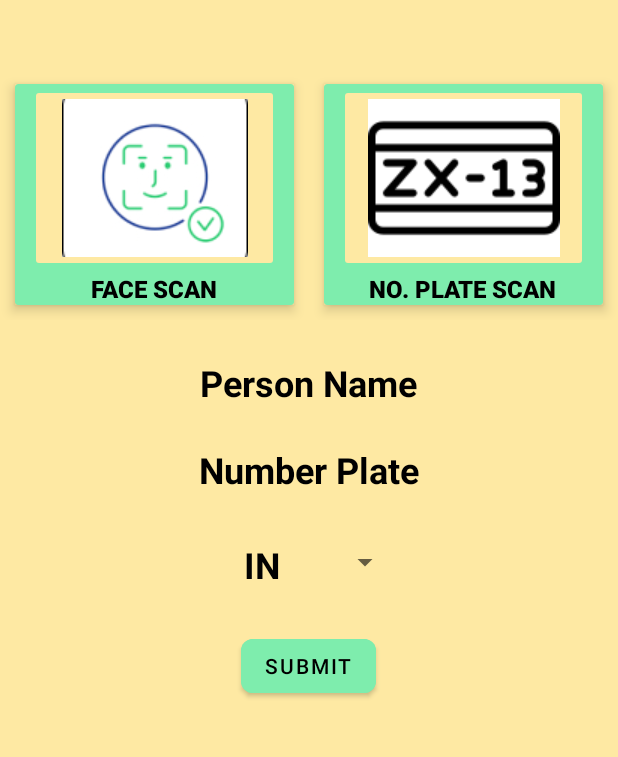
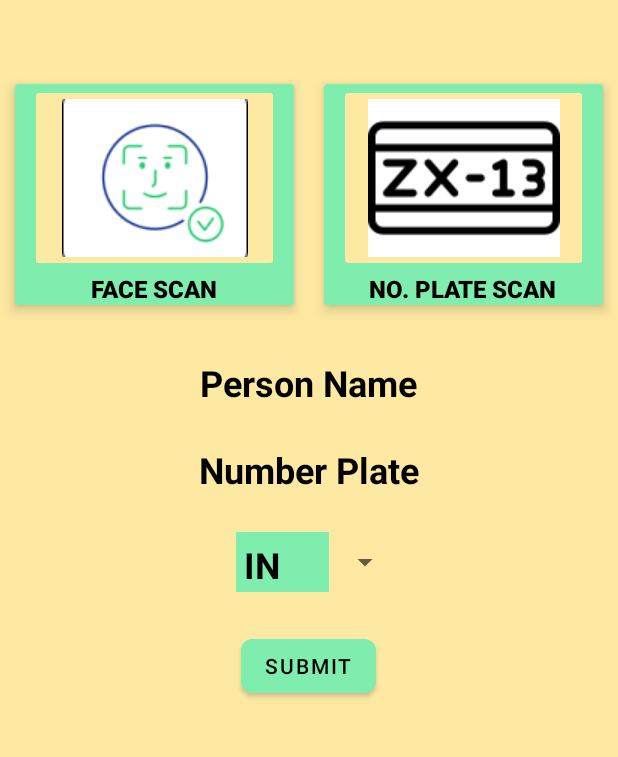
Before and after one commit to maheshgodase123/B.E-PROJECT--SmartEye, an Android app: the activity_scanning screen opened directly, with no data from a screen before it, on a phone screen of 412 x 824 dp, the part 316-1073 px from its top. Run offline under Robolectric (Android 15) with nearby library versions, the phone set to English and light mode, and no system bars; our stand-ins replace Firebase (no records; nobody signed in at launch, a user with empty details on screens opened directly).

Commit message:
Fixed the spinner background Issue

```diff
--- a/app/src/main/java/com/example/imageclassifier/activity_scanning.java
+++ b/app/src/main/java/com/example/imageclassifier/activity_scanning.java
@@ -56,7 +56,6 @@ public class activity_scanning extends AppCompatActivity {
         scanimage = findViewById(R.id.imageButton8);
         scanNoPlate = findViewById(R.id.imageButton);
         saveToDataBase = findViewById(R.id.saveToDatabase);
-
 
 //        you’ll have to create an ArrayAdapter.
 //        The ArrayAdapter will be responsible for rendering every item in the languages string array to the screen when the Java dropdown menu is accessed.
--- a/app/src/main/res/layout/spinner_item.xml
+++ b/app/src/main/res/layout/spinner_item.xml
@@ -1,10 +1,12 @@
 <?xml version="1.0" encoding="utf-8"?>
 <TextView
     xmlns:android="http://schemas.android.com/apk/res/android"
-    android:layout_width="wrap_content"
-    android:layout_height="wrap_content"
+    android:layout_width="match_parent"
+    android:id="@+id/spinnerTextView"
+    android:layout_height="match_parent"
     android:textSize="24sp"
     android:textColor="#010101"
+    android:background="#7EEDAD"
     android:textStyle="bold"
     android:padding="5dp"
     />
```
Also changed, not shown: 17 other files.
